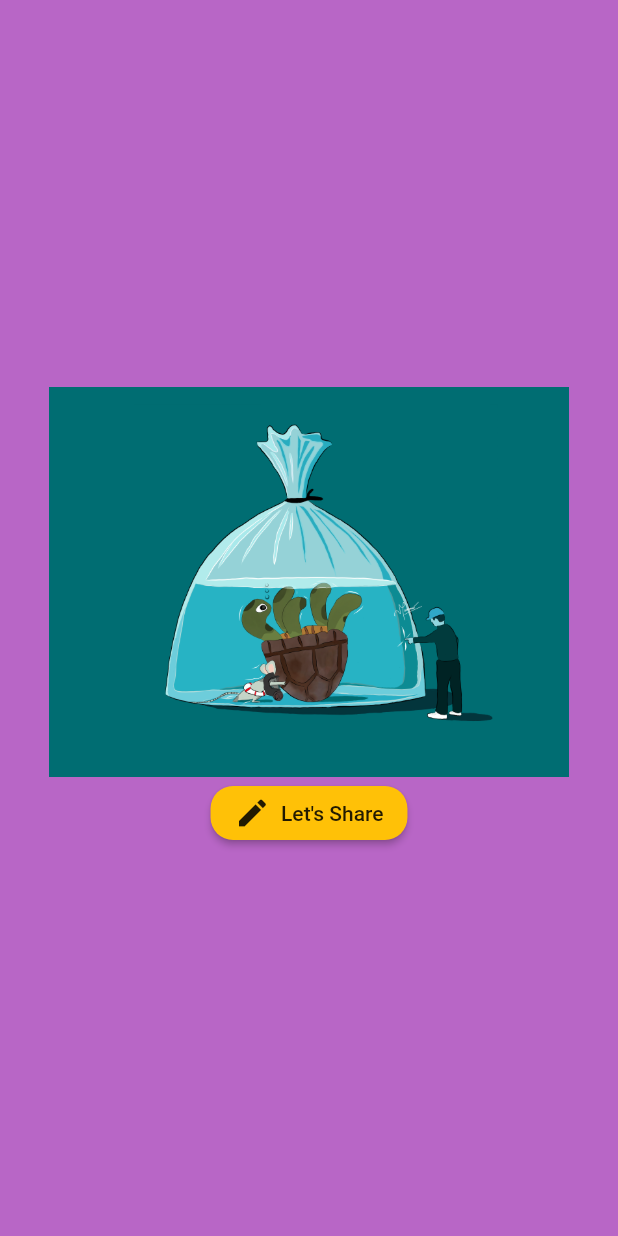
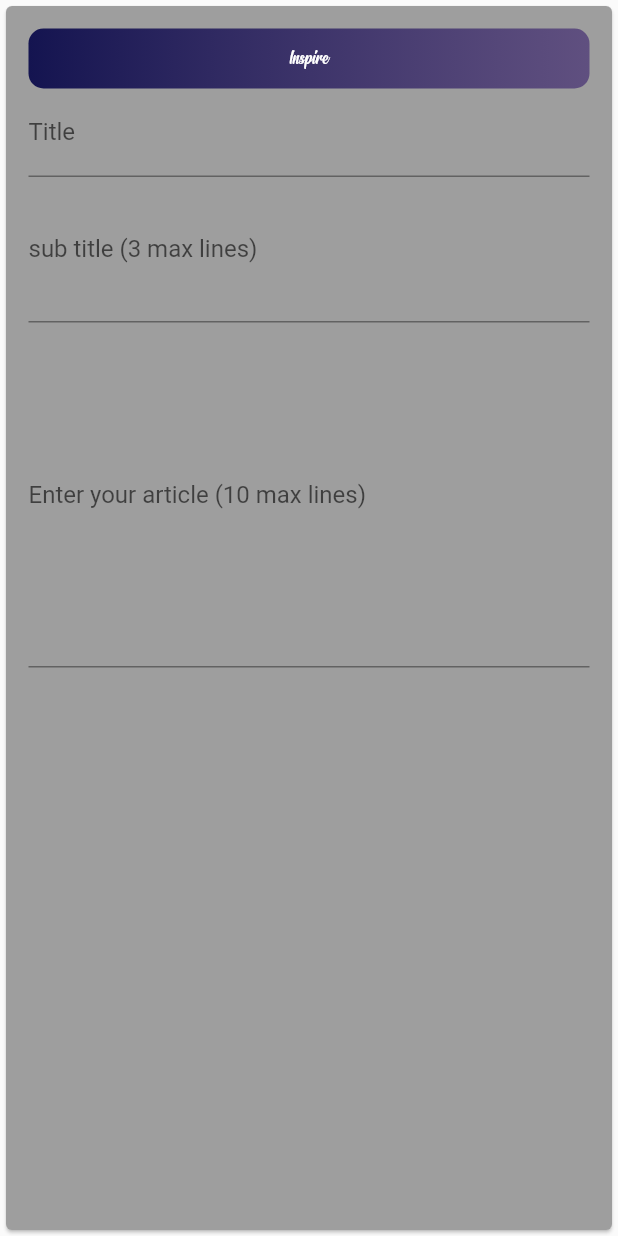
Before and after one commit to parthav09/fluttershare, a Flutter app: the Upload widget shown alone on an empty page, opened directly, after a tap on "Let's Share", on a phone screen of 412 x 824 dp. Run offline on Flutter 3.47's test engine with Material 2 defaults, Android fonts, the phone set to English and light mode, and no system bars; our stand-ins replace cloud_firestore, flutter_svg, google_sign_in; accounts and stored records are empty.

Commit message:
Updated IDEA feature

```diff
--- /dev/null
+++ b/lib/models/idea_item.dart
@@ -0,0 +1,6 @@
+class Idea_Item{
+  String mainIdea;
+  String sub;
+  String ans;
+  Idea_Item(this.mainIdea, this.sub, this.ans);
+}
--- a/lib/pages/home.dart
+++ b/lib/pages/home.dart
@@ -7,7 +7,7 @@ import 'package:fluttershare/pages/profile.dart';
 import 'package:fluttershare/pages/timeline.dart';
 import 'package:google_sign_in/google_sign_in.dart';
 import '../pages/search.dart';
-import '../pages/upload.dart';
+import '../pages/idea.dart';
 import '../models/user.dart';
 
 final googleSignIn = GoogleSignIn();
@@ -107,7 +107,7 @@ class _HomeState extends State<Home> {
         children: <Widget>[
           TimeLine(),
           ActivityFeed(),
-          Upload(),
+          Idea(),
           Search(),
           Profile(),
         ],
--- /dev/null
+++ b/lib/pages/idea.dart
@@ -0,0 +1,70 @@
+import 'package:flutter/foundation.dart';
+import 'package:flutter/material.dart';
+
+class Idea extends StatelessWidget {
+  final subFocusNode = FocusNode();
+  final articleFocusNode = FocusNode();
+
+  @override
+  Widget build(BuildContext context) {
+    return Scaffold(
+      body: Card(
+        color: Colors.grey,
+        child: Padding(
+          padding: EdgeInsets.all(15),
+          child: Form(
+            child: ListView(
+              children: <Widget>[
+                Container(
+                  alignment: Alignment.center,
+                  height: 40,
+                  child: Text(
+                    "Inspire",
+                    textAlign: TextAlign.center,
+                    style:
+                        TextStyle(color: Colors.white, fontFamily: 'Signatra'),
+                  ),
+                  decoration: BoxDecoration(
+                    borderRadius: BorderRadius.circular(10),
+                    gradient: LinearGradient(
+                      colors: [
+                        Color.fromRGBO(20, 20, 80, 1),
+                        Color.fromRGBO(80, 60, 120, 0.8),
+                      ],
+                      begin: Alignment.centerLeft,
+                      end: Alignment.centerRight,
+                    ),
+                  ),
+                ),
+                TextFormField(
+                  decoration: InputDecoration(labelText: 'Title'),
+                  textInputAction: TextInputAction.next,
+                  onFieldSubmitted: (_) {
+                    FocusScope.of(context).requestFocus(subFocusNode);
+                  },
+                ),
+                TextFormField(
+                  focusNode: subFocusNode,
+                  decoration:
+                      InputDecoration(labelText: 'sub title (3 max lines)'),
+                  keyboardType: TextInputType.multiline,
+                  maxLines: 3,
+                  onFieldSubmitted: (_) {
+                    FocusScope.of(context).requestFocus(articleFocusNode);
+                  },
+                ),
+                TextFormField(
+                  focusNode: articleFocusNode,
+                  decoration: InputDecoration(
+                      labelText: 'Enter your article (10 max lines)'),
+                  keyboardType: TextInputType.multiline,
+                  maxLines: 10,
+                ),
+              ],
+            ),
+          ),
+        ),
+      ),
+    );
+  }
+}
--- a/lib/pages/search.dart
+++ b/lib/pages/search.dart
@@ -1,5 +1,6 @@
 import 'package:cloud_firestore/cloud_firestore.dart';
 import 'package:flutter/material.dart';
+import 'package:flutter_svg/flutter_svg.dart';
 import 'package:fluttershare/models/user.dart';
 import 'package:fluttershare/pages/home.dart';
 import 'package:fluttershare/widgets/progress.dart';
@@ -56,6 +57,7 @@ class _SearchState extends State<Search> {
         child: ListView(
           shrinkWrap: true,
           children: <Widget>[
+            SvgPicture.asset('assets/images/no_content.svg'),
             Text(
               "Find Users",
               textAlign: TextAlign.center,
--- a/lib/pages/upload.dart
+++ b/lib/pages/upload.dart
@@ -1,4 +1,7 @@
+import 'package:flutter/cupertino.dart';
 import 'package:flutter/material.dart';
+import 'package:flutter_svg/flutter_svg.dart';
+import 'idea.dart';
 
 class Upload extends StatefulWidget {
   @override
@@ -13,7 +16,8 @@ class _UploadState extends State<Upload> {
         mainAxisAlignment: MainAxisAlignment.center,
         crossAxisAlignment: CrossAxisAlignment.center,
         children: <Widget>[
-          Image.asset('assets/images/turtle.png', height: 260),
+          SvgPicture.asset('assets/images.upload.svg', height: 260,),
+          Padding(padding: EdgeInsets.only(top: 20),),
           Row(
             mainAxisAlignment: MainAxisAlignment.center,
             children: <Widget>[
@@ -28,7 +32,7 @@ class _UploadState extends State<Upload> {
                     Text("  Let's Share"),
                   ],
                 ),
-                onPressed: () {},
+                onPressed: ()=> Navigator.of(context).push(CupertinoPageRoute(builder: (context)=> Idea())),
               ),
             ],
           ),
--- a/pubspec.yaml
+++ b/pubspec.yaml
@@ -33,7 +33,7 @@ dependencies:
   firebase_messaging: ^4.0.0+1
   timeago: 2.0.17
   cached_network_image:
-  flutter_svg:
+  flutter_svg: ^0.17.4
 
 dev_dependencies:
   flutter_test:
```
Also changed, not shown: pubspec.lock, 1 other file.
